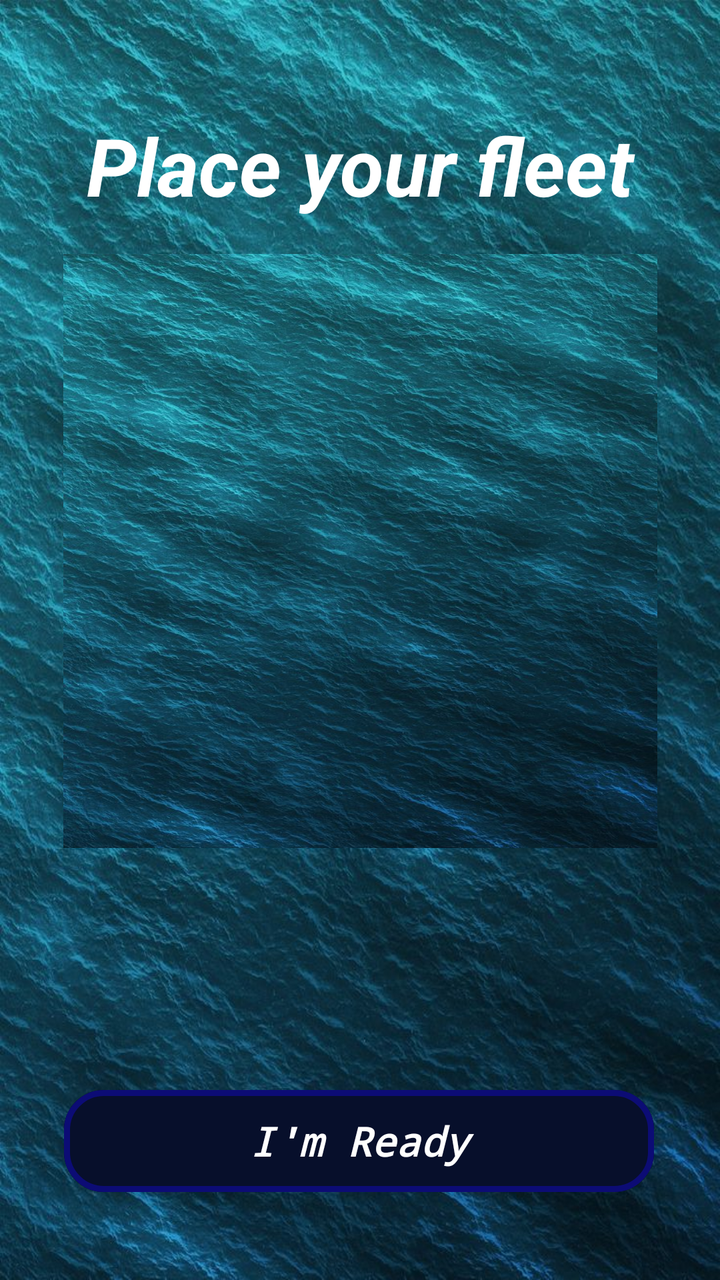
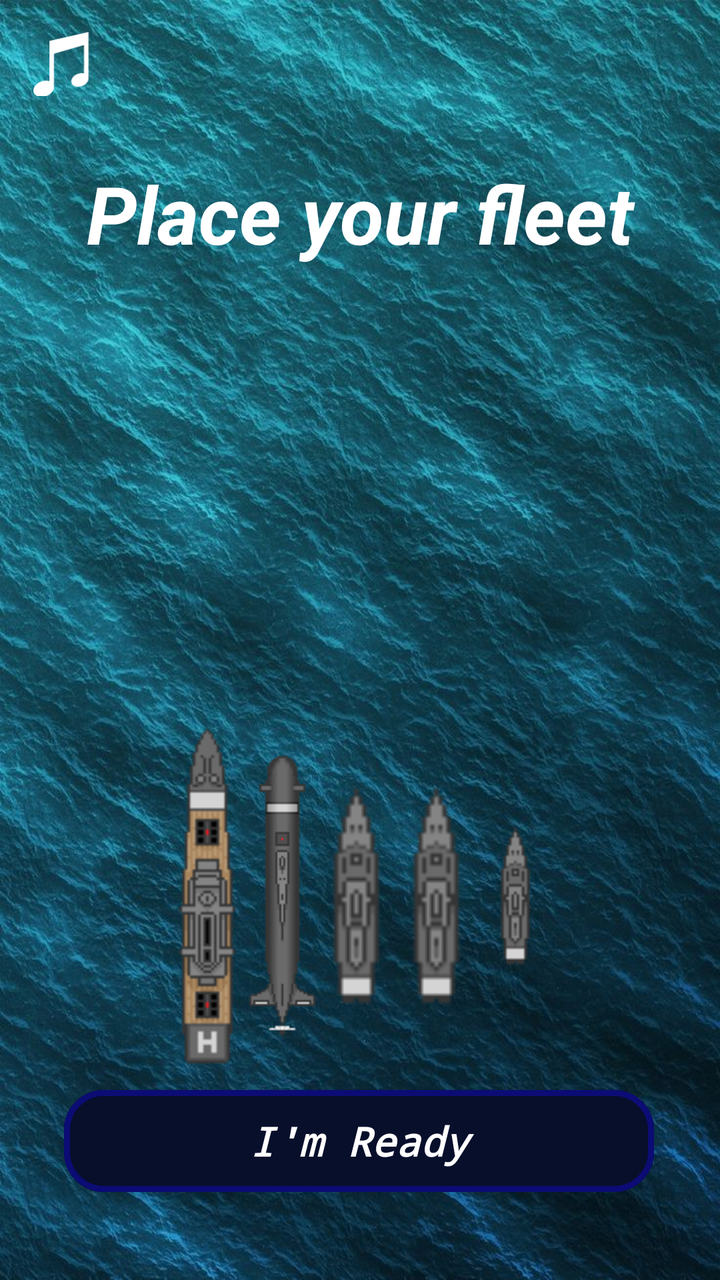

Compare the two renders of this Android layout. The source of the first and the diff that turns it into the second are given below.
<!-- AndroidManifest.xml: application theme Theme.BattleshipClient -->
<!-- res/layout/activity_place_ships.xml -->
<?xml version="1.0" encoding="utf-8"?>
<androidx.constraintlayout.widget.ConstraintLayout xmlns:android="http://schemas.android.com/apk/res/android"
    xmlns:app="http://schemas.android.com/apk/res-auto"
    xmlns:tools="http://schemas.android.com/tools"
    android:id="@+id/main"
    android:layout_width="match_parent"
    android:layout_height="match_parent"
    android:background="@drawable/sea_water_background"
    tools:context=".view.activities.leaderboardAndStats">

    <TextView
        android:id="@+id/placeFleet"
        android:layout_width="0dp"
        android:layout_height="59dp"
        android:layout_marginTop="56dp"
        android:text="Place your fleet"
        android:textAlignment="center"
        android:textColor="@color/white"
        android:textSize="40sp"
        android:textStyle="bold|italic"
        app:autoSizeMaxTextSize="50sp"
        app:autoSizeMinTextSize="20sp"
        app:layout_constraintEnd_toEndOf="parent"
        app:layout_constraintHorizontal_bias="0.0"
        app:layout_constraintStart_toStartOf="parent"
        app:layout_constraintTop_toTopOf="parent" />

    <GridView
        android:id="@+id/myBoard"
        android:layout_width="0dp"
        android:layout_height="297dp"
        android:layout_marginTop="12dp"
        android:background="@drawable/sea_water_background"
        android:columnWidth="40dp"
        android:gravity="center"
        android:horizontalSpacing="1dp"
        android:numColumns="10"
        android:stretchMode="columnWidth"
        android:verticalSpacing="1dp"
        app:layout_constraintDimensionRatio="1:1"
        app:layout_constraintEnd_toEndOf="parent"
        app:layout_constraintStart_toStartOf="parent"
        app:layout_constraintTop_toBottomOf="@+id/placeFleet" />


    <Button
        android:id="@+id/ReadyBtnId"
        android:layout_width="295dp"
        android:layout_height="59dp"
        android:layout_marginBottom="40dp"
        android:backgroundTint="@color/navy"
        android:cursorVisible="false"
        android:fontFamily="monospace"
        android:text="I'm Ready"
        android:textColor="@color/white"
        android:textSize="20sp"
        android:textStyle="bold|italic"
        app:autoSizeMaxTextSize="20sp"
        app:autoSizeMinTextSize="12sp"
        app:autoSizeStepGranularity="2sp"
        app:autoSizeTextType="uniform"
        app:cornerRadius="20dp"
        app:layout_constraintBottom_toBottomOf="parent"
        app:layout_constraintEnd_toEndOf="parent"
        app:layout_constraintHorizontal_bias="0.491"
        app:layout_constraintStart_toStartOf="parent"
        app:strokeColor="#0C0C75"
        app:strokeWidth="3dp" />

</androidx.constraintlayout.widget.ConstraintLayout>
<!-- resources referenced by this layout -->
<resources>
  <color name="navy">#070F2B</color>
  <color name="white">#FFFFFFFF</color>
  <!-- drawable sea_water_background: jpg bitmap (drawable, 176063 bytes) -->
  <style name="Theme.BattleshipClient" parent="Base.Theme.BattleshipClient" />
  <style name="Base.Theme.BattleshipClient" parent="Theme.Material3.DayNight.NoActionBar">
          <item name="colorPrimary">@color/black</item>
          
          
      </style>
  <color name="black">#FF000000</color>
</resources>

<!-- the commit's change to res/layout/activity_place_ships.xml (unified diff, before → after) -->
@@ -6,14 +6,29 @@
     android:layout_width="match_parent"
     android:layout_height="match_parent"
     android:background="@drawable/sea_water_background"
-    tools:context=".view.activities.leaderboardAndStats">
+    tools:context=".view.activities.LeaderboardAndStats">
+
+
+
+
+
+
+
+
+
+
+
+
+
+    <include layout="@layout/image_button_toggle_music" />
+
 
     <TextView
         android:id="@+id/placeFleet"
         android:layout_width="0dp"
         android:layout_height="59dp"
-        android:layout_marginTop="56dp"
-        android:text="Place your fleet"
+        android:layout_marginTop="80dp"
+        android:text="@string/place_your_fleet"
         android:textAlignment="center"
         android:textColor="@color/white"
         android:textSize="40sp"
@@ -21,16 +36,16 @@
         app:autoSizeMaxTextSize="50sp"
         app:autoSizeMinTextSize="20sp"
         app:layout_constraintEnd_toEndOf="parent"
-        app:layout_constraintHorizontal_bias="0.0"
+        app:layout_constraintHorizontal_bias="1.0"
         app:layout_constraintStart_toStartOf="parent"
         app:layout_constraintTop_toTopOf="parent" />
 
     <GridView
         android:id="@+id/myBoard"
         android:layout_width="0dp"
-        android:layout_height="297dp"
+        android:layout_height="0dp"
+        android:layout_marginHorizontal="12dp"
         android:layout_marginTop="12dp"
-        android:background="@drawable/sea_water_background"
         android:columnWidth="40dp"
         android:gravity="center"
         android:horizontalSpacing="1dp"
@@ -39,9 +54,55 @@
         android:verticalSpacing="1dp"
         app:layout_constraintDimensionRatio="1:1"
         app:layout_constraintEnd_toEndOf="parent"
+        app:layout_constraintHorizontal_bias="0.666"
         app:layout_constraintStart_toStartOf="parent"
         app:layout_constraintTop_toBottomOf="@+id/placeFleet" />
 
+    <LinearLayout
+        android:id="@+id/shipInventory"
+        android:layout_width="406dp"
+        android:layout_height="170dp"
+        android:layout_marginBottom="8dp"
+        android:gravity="center"
+        android:orientation="horizontal"
+        app:layout_constraintBottom_toTopOf="@+id/ReadyBtnId"
+        app:layout_constraintEnd_toEndOf="parent"
+        app:layout_constraintStart_toStartOf="parent">
+
+        
+        <ImageView
+            android:id="@+id/ship5id"
+            android:layout_width="40dp"
+            android:layout_height="match_parent"
+            android:src="@drawable/ship5" />
+
+        <ImageView
+            android:id="@+id/ship4id"
+            android:layout_width="wrap_content"
+            android:layout_height="wrap_content"
+            android:src="@drawable/ship4" />
+
+        <ImageView
+            android:id="@+id/ship3_1id"
+            android:layout_width="39dp"
+            android:layout_height="111dp"
+            android:src="@drawable/ship3" />
+
+        <ImageView
+            android:id="@+id/ship3_2id"
+            android:layout_width="41dp"
+            android:layout_height="111dp"
+            android:src="@drawable/ship3" />
+
+
+        <ImageView
+            android:id="@+id/ship2id"
+            android:layout_width="38dp"
+            android:layout_height="71dp"
+            android:src="@drawable/ship2" />
+
+        
+    </LinearLayout>
 
     <Button
         android:id="@+id/ReadyBtnId"
@@ -49,9 +110,8 @@
         android:layout_height="59dp"
         android:layout_marginBottom="40dp"
         android:backgroundTint="@color/navy"
-        android:cursorVisible="false"
         android:fontFamily="monospace"
-        android:text="I'm Ready"
+        android:text="@string/i_m_ready"
         android:textColor="@color/white"
         android:textSize="20sp"
         android:textStyle="bold|italic"
@@ -68,3 +128,23 @@
         app:strokeWidth="3dp" />
 
 </androidx.constraintlayout.widget.ConstraintLayout>
+<!-- res/layout/image_button_toggle_music.xml (included above) -->
+<?xml version="1.0" encoding="utf-8"?>
+<androidx.constraintlayout.widget.ConstraintLayout xmlns:android="http://schemas.android.com/apk/res/android"
+    xmlns:app="http://schemas.android.com/apk/res-auto"
+    android:layout_width="match_parent"
+    android:layout_height="match_parent">
+
+    <ImageButton
+        android:id="@+id/muteBtnId"
+        android:layout_width="34dp"
+        android:layout_height="32dp"
+        android:layout_marginStart="16dp"
+        android:layout_marginTop="16dp"
+        android:background="@android:color/transparent"
+        android:scaleType="centerInside"
+        app:layout_constraintStart_toStartOf="parent"
+        app:layout_constraintTop_toTopOf="parent"
+        app:srcCompat="@drawable/music_icon" />
+
+</androidx.constraintlayout.widget.ConstraintLayout>
<!-- resource entries referenced after the edit -->
@@ -2,7 +2,25 @@
 <resources>
   <color name="navy">#070F2B</color>
   <color name="white">#FFFFFFFF</color>
+  <!-- drawable music_icon (drawable) -->
+  <vector xmlns:android="http://schemas.android.com/apk/res/android"
+      android:width="122.88dp"
+      android:height="121.06dp"
+      android:viewportWidth="122.88"
+      android:viewportHeight="121.06"
+      >
+    <path
+        android:fillColor="#ffffff"
+        android:pathData="M87.9,78.04c2.74,-0.48 5.33,-0.4 7.6,0.13V24.82L39.05,41.03v61.95c0.03,0.34 0.05,0.69 0.05,1.03c0,0 0,0.01 0,0.01c0,8.34 -8.75,16.62 -19.55,18.49C8.76,124.37 0,119.12 0,110.77c0,-8.34 8.76,-16.62 19.55,-18.48c4.06,-0.7 7.84,-0.39 10.97,0.71l0,-76.26h0.47L104.04,0v85.92c0.13,0.63 0.2,1.27 0.2,1.91c0,0 0,0 0,0.01c0,6.97 -7.32,13.89 -16.33,15.44c-9.02,1.56 -16.33,-2.83 -16.33,-9.8C71.57,86.51 78.88,79.59 87.9,78.04L87.9,78.04L87.9,78.04z"
+        android:fillType="evenOdd"/>
+  </vector>
   <!-- drawable sea_water_background: jpg bitmap (drawable, 176063 bytes) -->
+  <!-- drawable ship2: png bitmap (drawable, 382 bytes) -->
+  <!-- drawable ship3: png bitmap (drawable, 382 bytes) -->
+  <!-- drawable ship4: png bitmap (drawable, 958 bytes) -->
+  <!-- drawable ship5: png bitmap (drawable, 1132 bytes) -->
+  <string name="i_m_ready">I\'m Ready</string>
+  <string name="place_your_fleet">Place your fleet</string>
   <style name="Theme.BattleshipClient" parent="Base.Theme.BattleshipClient" />
   <style name="Base.Theme.BattleshipClient" parent="Theme.Material3.DayNight.NoActionBar">
           <item name="colorPrimary">@color/black</item>
